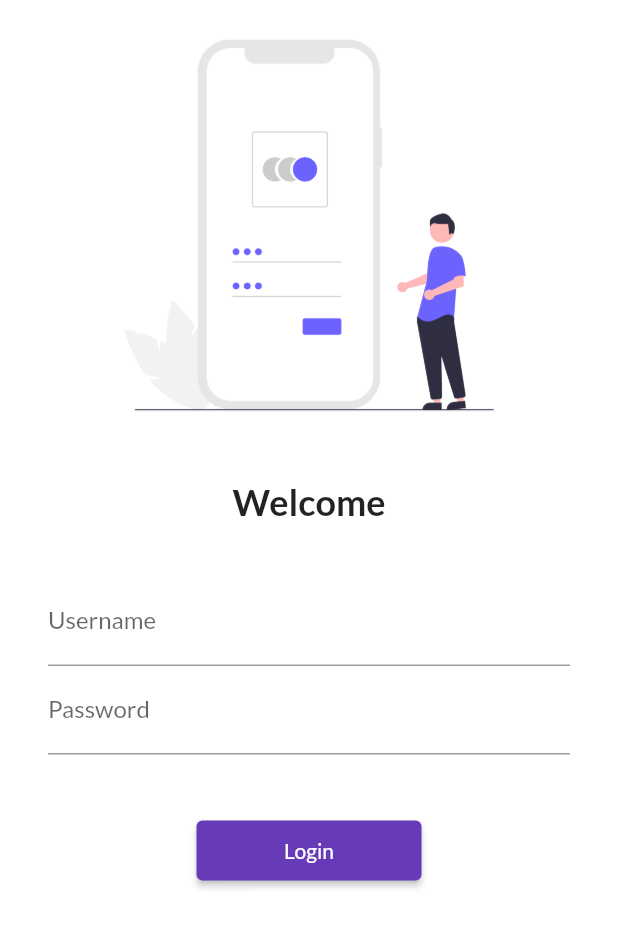
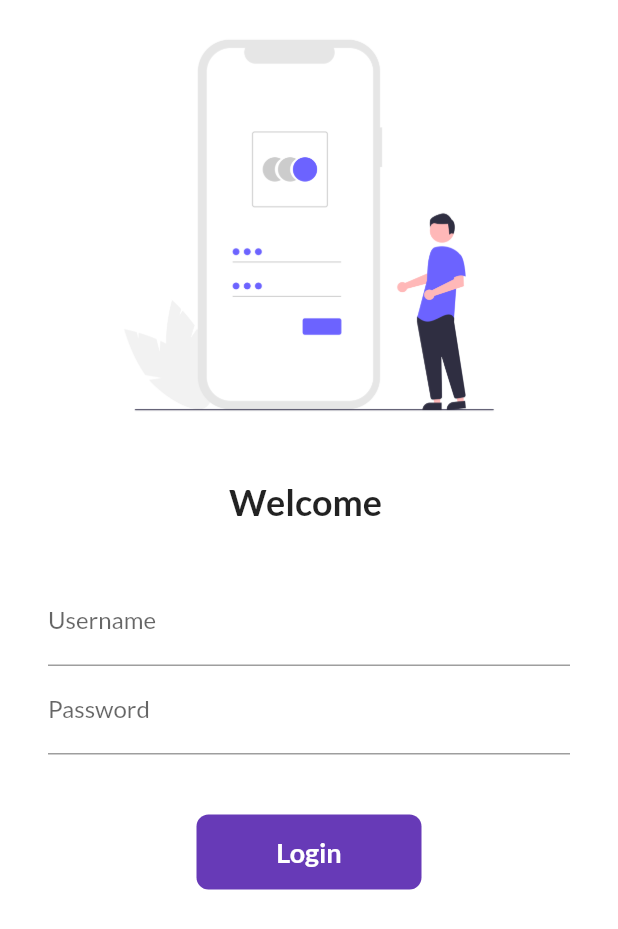
Before and after one commit to PrarthanaBhatt/30DaysOfFlutter, a Flutter app: the screen it shows after launch, on a phone screen of 412 x 824 dp. Shown: the top 929 px of the screen. Run offline on Flutter 3.47's test engine with Material 2 defaults, Android fonts, the phone set to English and light mode, and no system bars; our stand-ins replace google_fonts.

```diff
--- a/lib/pages/login_page.dart
+++ b/lib/pages/login_page.dart
@@ -1,9 +1,18 @@
+import 'dart:math';
+
 import 'package:flutter/material.dart';
 import 'package:flutter_catalog/utils/routes.dart';
 
-class LoginPage extends StatelessWidget {
+class LoginPage extends StatefulWidget {
   const LoginPage({Key? key}) : super(key: key);
 
+  @override
+  State<LoginPage> createState() => _LoginPageState();
+}
+
+class _LoginPageState extends State<LoginPage> {
+  String name = "";
+  bool changeButton = false;
   @override
   Widget build(BuildContext context) {
     var size = Size(150, 40);
@@ -21,8 +30,8 @@ class LoginPage extends StatelessWidget {
                 height: 20.0,
                 //  child: Text("Hii prarthana")
               ),
-              const Text(
-                "Welcome",
+              Text(
+                "Welcome $name",
                 style: TextStyle(
                   fontSize: 24,
                   fontWeight: FontWeight.bold,
@@ -41,6 +50,10 @@ class LoginPage extends StatelessWidget {
                         hintText: "Enter username",
                         labelText: "Username",
                       ),
+                      onChanged: (value) {
+                        name = value;
+                        setState(() {});
+                      },
                     ),
                     TextFormField(
                       obscureText: true,
@@ -52,13 +65,46 @@ class LoginPage extends StatelessWidget {
                     const SizedBox(
                       height: 40.0,
                     ),
-                    ElevatedButton(
-                      onPressed: () {
+                    InkWell(
+                      onTap: () async{
+                        setState(() {
+                          changeButton = true;
+                        });
+                        await Future.delayed(Duration(seconds: 1));
                         Navigator.pushNamed(context, MyRoutes.homeRoute);
                       },
-                      child: Text("Login"),
-                      style: TextButton.styleFrom(minimumSize: size),
+                      child: AnimatedContainer(
+                        duration: const Duration(seconds: 1),
+                        width: changeButton? 50: 150,
+                        height: 50,
+                        alignment: Alignment.center,
+                        // ignore: prefer_const_constructors
+                        child: changeButton?Icon(
+                          Icons.done,
+                          color: Colors.white,
+                          // ignore: prefer_const_constructors
+                          ) : Text(
+                          "Login",
+                          // ignore: prefer_const_constructors
+                          style: TextStyle(
+                              color: Colors.white,
+                              fontWeight: FontWeight.bold,
+                              fontSize: 18),
+                        ),
+                        decoration: BoxDecoration(
+                            color: Colors.deepPurple,
+                            // shape: changeButton ? BoxShape.circle :BoxShape.rectangle,
+                            borderRadius: BorderRadius.circular(changeButton ? 50 :8)
+                            ),
+                      ),
                     )
+                    // ElevatedButton(
+                    //   onPressed: () {
+                    //     Navigator.pushNamed(context, MyRoutes.homeRoute);
+                    //   },
+                    //   child: Text("Login"),
+                    //   style: TextButton.styleFrom(minimumSize: size),
+                    // )
                   ],
                 ),
               )
```
